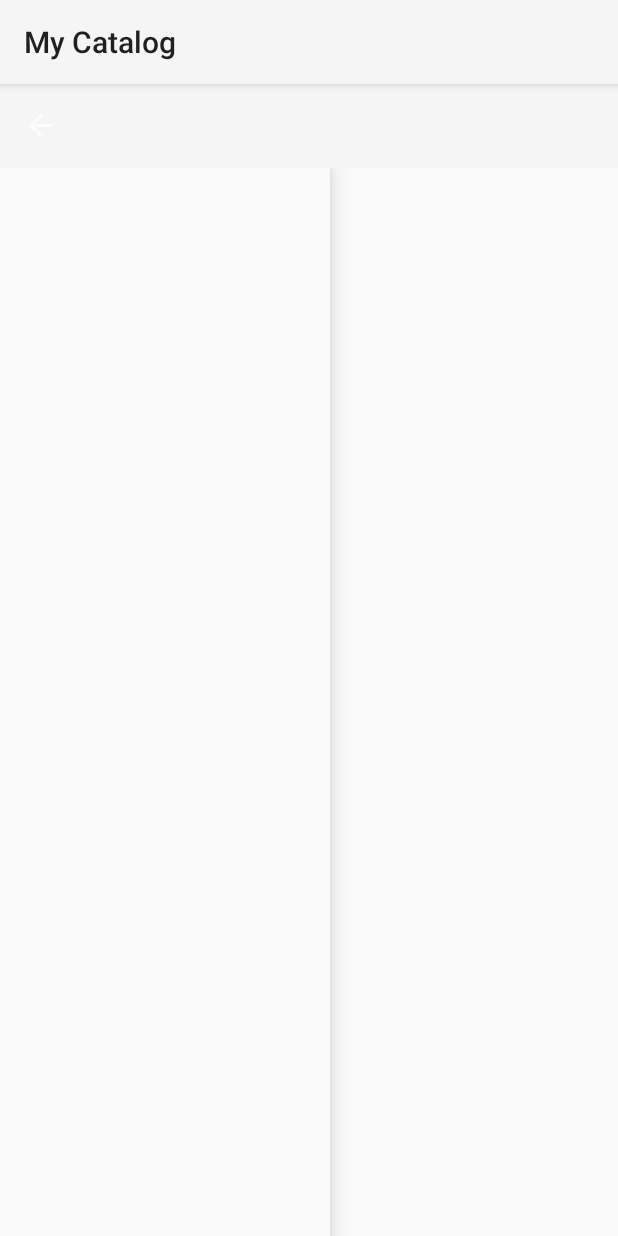
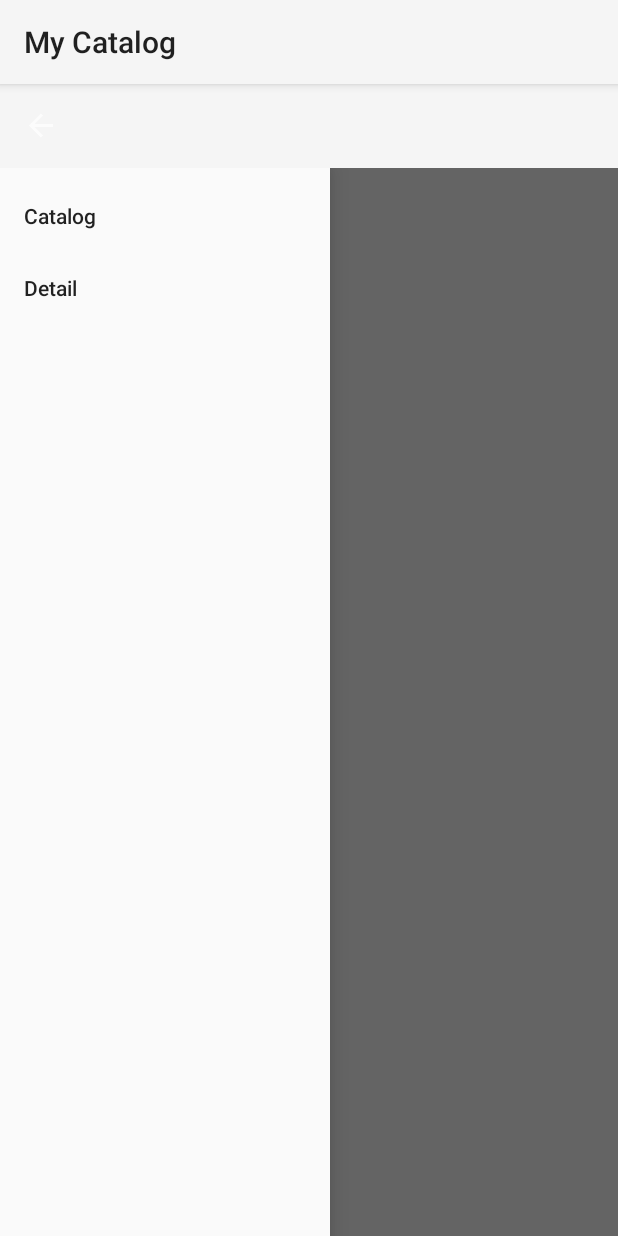
Before and after one commit to narCord/DInt, an Android app: the screen it shows after launch (MainActivity), with the side drawer open, on a phone screen of 412 x 824 dp. Run offline under Robolectric (Android 15) with nearby library versions, the phone set to English and light mode, and no system bars; 1 statement that could not run was skipped.

Commit message:
Ejercicio 5 WIP

```diff
--- a/sprint3android/app/src/main/res/layout/activity_main.xml
+++ b/sprint3android/app/src/main/res/layout/activity_main.xml
@@ -1,5 +1,6 @@
 <?xml version="1.0" encoding="utf-8"?>
 <LinearLayout xmlns:android="http://schemas.android.com/apk/res/android"
+    xmlns:app="http://schemas.android.com/apk/res-auto"
     android:id="@+id/main_linear_layout"
     android:orientation="vertical"
     android:layout_width="match_parent"
@@ -17,19 +18,25 @@
         android:layout_width="match_parent"
         android:layout_height="match_parent">
 
+        <androidx.fragment.app.FragmentContainerView
+            android:id="@+id/fragment_container"
+            android:layout_width="match_parent"
+            android:layout_height="match_parent"
+            />
+
         <com.google.android.material.navigation.NavigationView
             android:id="@+id/main_navigation_view"
             android:layout_width="220dp"
             android:layout_height="match_parent"
             android:layout_gravity="start"
-            android:fitsSystemWindows="true"/>
+            android:fitsSystemWindows="true"
+            app:menu="@menu/main_navigation_drawer"/>
 
     </androidx.drawerlayout.widget.DrawerLayout>
 
     <FrameLayout
         android:layout_width="match_parent"
         android:layout_height="match_parent">
-
     </FrameLayout>
 
 </LinearLayout>
--- /dev/null
+++ b/sprint3android/app/src/main/res/menu/main_navigation_drawer.xml
@@ -0,0 +1,15 @@
+<?xml version="1.0" encoding="utf-8"?>
+<menu xmlns:android="http://schemas.android.com/apk/res/android"
+    xmlns:tools="http://schemas.android.com/tools"
+    tools:showIn="main_navigation_view">
+
+    <group android:checkableBehavior="single">
+        <item
+            android:id="@+id/catalog_frag_menu"
+            android:title="@string/catalog"/>
+        <item
+            android:id="@+id/detail_frag_menu"
+            android:title="@string/detail"/>
+    </group>
+
+</menu>
--- a/sprint3android/app/src/main/res/values/strings.xml
+++ b/sprint3android/app/src/main/res/values/strings.xml
@@ -2,4 +2,6 @@
     <string name="app_name">My Catalog</string>
     <string name="navigation_drawer_open">Abrir drawer</string>
     <string name="navigation_drawer_close">Cerrar drawer</string>
+    <string name="catalog">Catalog</string>
+    <string name="detail">Detail</string>
 </resources>
--- a/sprint3android/gradle.properties
+++ b/sprint3android/gradle.properties
@@ -20,3 +20,4 @@ android.useAndroidX=true
 # thereby reducing the size of the R class for that library
 android.nonTransitiveRClass=true
 android.enableJetifier=true
+android.nonFinalResIds=false
```
Also changed, not shown: sprint3android/app/src/main/java/com/example/mycatalog/MainActivity.java (+32 -1 lines).
